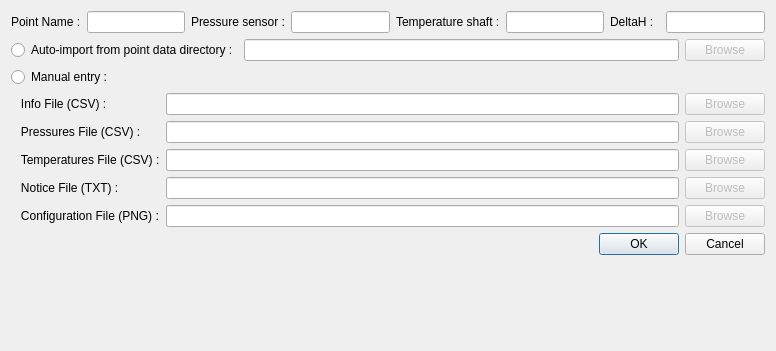
First picture: the form in molonaviz/dialogimportpoint.ui, repository SandraClodion/projet_molonaviz, before the edit.
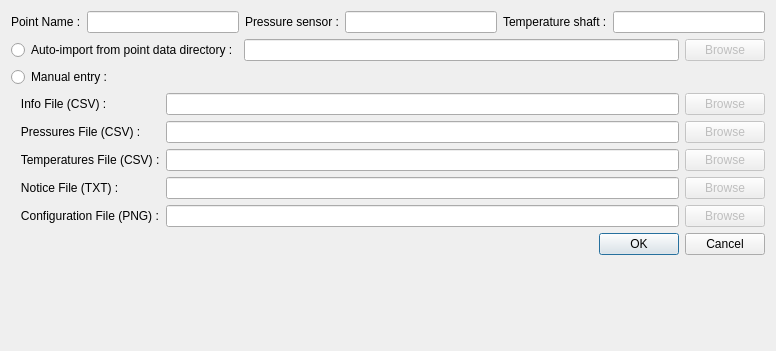
Second picture: the form after the edit.

What changed in the file:
```diff
--- a/molonaviz/dialogimportpoint.ui
+++ b/molonaviz/dialogimportpoint.ui
@@ -97,32 +97,6 @@
        </property>
       </widget>
      </item>
-     <item>
-      <widget class="QLabel" name="label_9">
-       <property name="minimumSize">
-        <size>
-         <width>50</width>
-         <height>0</height>
-        </size>
-       </property>
-       <property name="text">
-        <string>DeltaH :</string>
-       </property>
-      </widget>
-     </item>
-     <item>
-      <widget class="QLineEdit" name="lineEditDeltaH">
-       <property name="minimumSize">
-        <size>
-         <width>80</width>
-         <height>0</height>
-        </size>
-       </property>
-       <property name="readOnly">
-        <bool>true</bool>
-       </property>
-      </widget>
-     </item>
     </layout>
    </item>
    <item>
```
